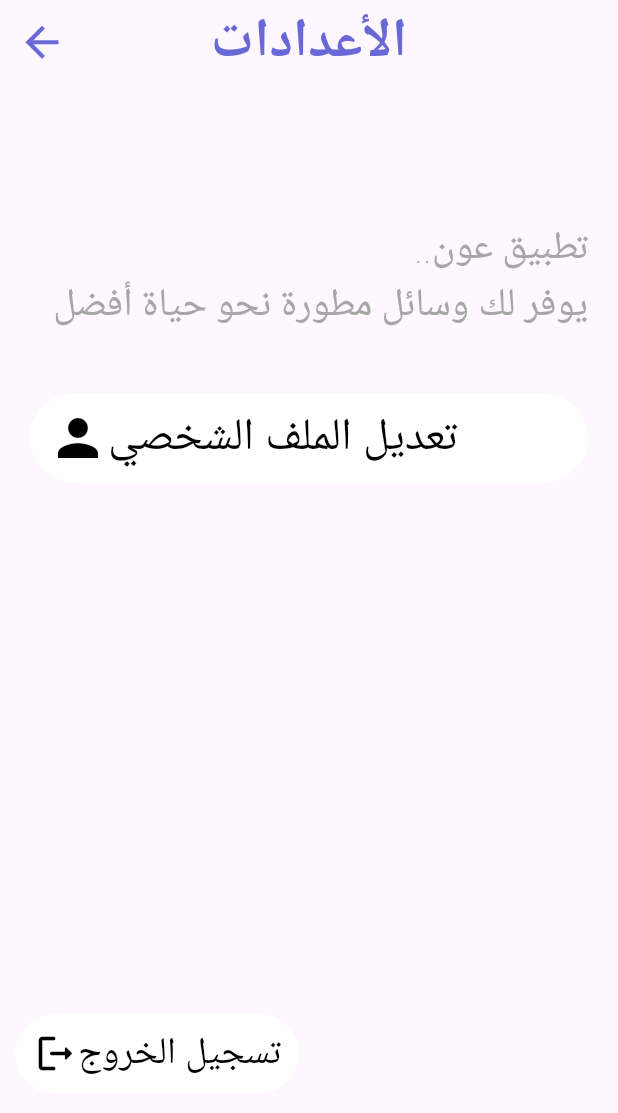
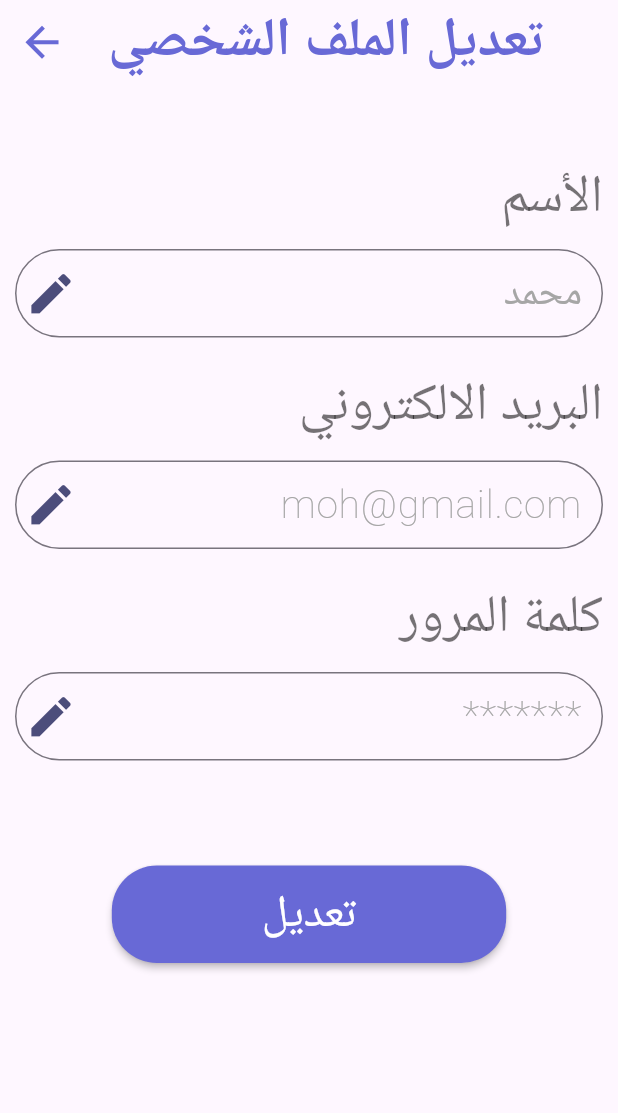
Before and after one commit to Sondosgit/aoun_2, a Flutter app: the settings screen opened by its route, after a tap on "تعديل الملف الشخصي", on a phone screen of 412 x 824 dp. Shown: the top 1113 px of the screen. Run offline on Flutter 3.47's test engine with Material 3 defaults, Android fonts, the phone set to English and light mode, and no system bars; our stand-ins replace awesome_dialog, firebase_auth, firebase_core; accounts and stored records are empty.

Commit message:
added edit page

```diff
--- /dev/null
+++ b/lib/edit.dart
@@ -0,0 +1,138 @@
+import 'package:flutter/material.dart';
+
+class Edit extends StatefulWidget {
+
+ const Edit ({super.key });
+ @override
+ State<Edit> createState() => _EditState();
+}
+class _EditState extends State<Edit> {
+  TextEditingController username = TextEditingController();
+  TextEditingController password = TextEditingController();
+  @override
+  void initState() {
+    username.text = ""; //innitail value of text field
+    password.text = "";
+    super.initState();
+  }
+  @override
+  Widget build(BuildContext context) {
+   return  Scaffold(
+          appBar: AppBar(
+           centerTitle: true,
+            iconTheme: IconThemeData(color: Color(0xFF6869D6) , size: 33 ),
+            title: Text("تعديل الملف الشخصي" ,style: TextStyle(fontSize: 36 , color: Color(0xFF6869D6) , fontWeight: FontWeight.bold) )
+        ),
+          body: SingleChildScrollView(
+            padding:EdgeInsets.symmetric( horizontal: 10) ,
+            child:Column(
+              mainAxisAlignment: MainAxisAlignment.start,
+              crossAxisAlignment: CrossAxisAlignment.end,
+              children: [
+              const SizedBox(height: 50),
+              const Row(children: [Expanded(child:
+               Text("الأسم" ,
+                textAlign:TextAlign.right  ,
+                style: TextStyle(fontSize: 35 , color: Colors.black54,fontWeight: FontWeight.w100))),],),
+              const SizedBox(height: 10),
+              TextField(
+                keyboardType: TextInputType.name,
+                textAlign: TextAlign.right,
+                decoration: InputDecoration(
+                  hintText: "محمد",
+                  hintStyle: TextStyle(fontSize: 26 ,color: Color(0xFFA6A6A6) ,fontWeight: FontWeight.w100),
+                  prefixIcon: Icon(Icons.edit, size: 35.0,),
+                  prefixIconColor: Color(0xFF4C4D7B),
+                  border: OutlineInputBorder(
+                    borderSide:const BorderSide(
+                      color:Color(0xFFA6A6A6),
+                      width: 2.0),
+                    borderRadius: BorderRadius.circular(70)
+                   ),
+                  isDense: true,
+                  contentPadding: EdgeInsets.all(10)
+                  ),
+                textDirection: TextDirection.rtl,
+              ),
+              const SizedBox(height: 20),
+              const Row(children: [Expanded(child:
+               Text("البريد الالكتروني" ,
+                textAlign:TextAlign.right  ,
+                style: TextStyle(fontSize: 35 , color: Colors.black54,fontWeight: FontWeight.w100))),],),
+              const SizedBox(height: 10),
+              TextField(
+                keyboardType: TextInputType.emailAddress,
+                textAlign: TextAlign.right,
+                decoration: InputDecoration(
+                  hintText: "moh@gmail.com",
+                  hintStyle: TextStyle(fontSize: 26 ,color: Color(0xFFA6A6A6) ,fontWeight: FontWeight.w100),
+                  prefixIcon: Icon(Icons.edit
+                  ,size: 35.0,),
+                  prefixIconColor: Color(0xFF4C4D7B),
+                  border: OutlineInputBorder(
+                    borderSide:const BorderSide(
+                      color:Color(0xFFA6A6A6),
+                      width: 2.0),
+                    borderRadius: BorderRadius.circular(70)
+                   ),
+                  isDense: true,
+                  contentPadding: EdgeInsets.all(10)
+                  ),
+                textDirection: TextDirection.rtl,
+              ),
+              const SizedBox(height: 20),
+              const Row(children: [Expanded(child:
+               Text("كلمة المرور",
+                textAlign:TextAlign.right  ,
+                style: TextStyle(fontSize: 35 , color: Colors.black54,fontWeight: FontWeight.w100))),],),
+              const SizedBox(height: 10),
+              TextField(
+                obscureText: true,
+                textAlign: TextAlign.right,
+                decoration: InputDecoration(
+                  hintText: "*******",
+                  hintStyle: TextStyle(fontSize: 26,color: Color(0xFFA6A6A6) ,fontWeight: FontWeight.w100),
+                  prefixIcon: Icon(Icons.edit
+                  ,size: 35.0,),
+                  prefixIconColor: Color(0xFF4C4D7B),
+                  border: OutlineInputBorder(
+                    borderSide:const BorderSide(
+                      color:Color(0xFFA6A6A6),
+                      width: 2.0),
+                    borderRadius: BorderRadius.circular(70)
+                   ),
+                  isDense: true,
+                  contentPadding: EdgeInsets.all(10)
+                  ),
+                textDirection:TextDirection.rtl,
+              ),
+              const SizedBox(height: 70),
+              Align(
+                alignment: Alignment.center,
+                child: MaterialButton(
+                  onPressed: () {
+
+                  },
+                  color: Color(0xFF6869D6),
+                  textColor: Colors.white,
+                  padding: const EdgeInsets.symmetric(
+                    vertical: 11,
+                    horizontal: 100,
+                  ),
+                  shape: RoundedRectangleBorder(
+                    borderRadius: BorderRadius.circular(30),
+                  ),
+                  child:const Text(
+                    'تعديل',
+                    style: TextStyle(
+                      fontSize: 30,
+                    ),
+                  ),
+                ),
+              ),
+      ],
+     )
+    )
+   );
+  }
+}
--- a/lib/main.dart
+++ b/lib/main.dart
@@ -72,6 +72,7 @@ class _MyAppState extends State<MyApp> {
 
 
 
+
       },
 
 
--- a/lib/settings.dart
+++ b/lib/settings.dart
@@ -2,7 +2,7 @@
 
 import 'package:firebase_auth/firebase_auth.dart';
 import 'package:flutter/material.dart';
-
+import 'package:hello_world/edit.dart';
 class settings extends StatefulWidget {
   const settings({Key? key}) : super(key: key);
 
@@ -18,80 +18,82 @@ class _settingsState extends State<settings> {
      return Scaffold(
         appBar: AppBar(
             centerTitle: true,
-        iconTheme: IconThemeData(color: Color(0xFF6869D6) , size: 33 ),
-        title: Text("الأعدادات" ,style: TextStyle(fontSize: 36 , color: Color(0xFF6869D6) , fontWeight: FontWeight.bold) )
-        ),
+            iconTheme: IconThemeData(color: Color(0xFF6869D6), size: 33),
+            title: Text("الأعدادات",
+                style: TextStyle(
+                    fontSize: 36,
+                    color: Color(0xFF6869D6),
+                    fontWeight: FontWeight.bold))),
         body: Container(
-
-        margin: EdgeInsets.symmetric(vertical : 10 , horizontal: 10),
-        child : ListView(
-        children: [
-          Expanded(
-            flex: 1,
-            child: Container(
+            margin: EdgeInsets.symmetric(vertical: 10, horizontal: 10),
+            child: Column(children: [
+              Container(
                   width: 500,
                   height: 450,
-        //color: Colors.lightBlue,
-        margin: EdgeInsets.symmetric(vertical : 80 , horizontal: 10),
-        child : Column(
+                  margin: EdgeInsets.symmetric(vertical: 80, horizontal: 10),
+                  child: Column(
                     crossAxisAlignment: CrossAxisAlignment.end,
-          children: [ const
-          Text("..تطبيق عون \n يوفر لك وسائل مطورة نحو حياة أفضل" ,
-             textAlign:TextAlign.right  ,
+                    children: [
+                      const Text(
+                          "..تطبيق عون \n يوفر لك وسائل مطورة نحو حياة أفضل",
+                          textAlign: TextAlign.right,
                           style: TextStyle(
-              fontSize: 26 ,
+                              fontSize: 26,
                               color: Color(0xFFA6A6A6),
-              fontWeight: FontWeight.w100)
+                              fontWeight: FontWeight.w100)),
+                      Container(
+                        height: 40,
                       ),
-          Container(height:40 ,),
                       TextButton(
                         onPressed: () {
-              //Navigator.of(context).push(MaterialPageRoute
-                   // (builder: (context) => Edit()));
+                          Navigator.of(context).push(
+                              MaterialPageRoute(builder: (context) => Edit()));
                         },
                         style: ElevatedButton.styleFrom(
-                primary: Colors.white, ),
-            child: const Row(
-
-               children: [
-                Icon(Icons.person,
-                size: 40.0,
-                color: Colors.black,),
-               Text('تعديل الملف الشخصي' , style: TextStyle(color: Colors.black , fontSize:30 ),), // <-- Text
-               SizedBox( width: 4,),
-               ],),)
-          ],),),
+                          primary: Colors.white,
                         ),
-          Expanded(
-            flex: 1,
-
-            child: Row(
-            children: [TextButton(
-
-            onPressed: () async {
-              await FirebaseAuth.instance.signOut();
-              Navigator.of(context).pushNamedAndRemoveUntil("logIn", (route) => false);
-
-
-
-
-            },
-            style: ElevatedButton.styleFrom(
-                primary: Colors.white, ),
                         child: const Row(
                           mainAxisAlignment: MainAxisAlignment.end,
                           mainAxisSize: MainAxisSize.min,
                           children: [
-                Icon(Icons.logout_rounded,
+                            Text(
+                              'تعديل الملف الشخصي',
+                              textAlign: TextAlign.right,
+                              style:
+                                  TextStyle(color: Colors.black, fontSize: 30),
+                            ), // <-- Text
+                            SizedBox(
+                              width: 4,
+                            ),
+                            Icon(
+                              Icons.person,
+                              size: 40.0,
+                              color: Colors.black,
+                            ),
+                          ],
+                        ),
+                      )
+                    ],
+                  )),
+              Expanded(
+                  child: Align(
+                alignment: Alignment.bottomRight,
+                child: ElevatedButton(
+                  onPressed: () {},
+                  style: ElevatedButton.styleFrom(
+                    primary: Colors.white,
+                  ),
+                  child: Row(mainAxisSize: MainAxisSize.min, children: const [
+                    Text('تسجيل الخروج',
+                        style: TextStyle(color: Colors.black, fontSize: 25)),
+                    Icon(
+                      Icons.logout_rounded,
+                      color: Colors.black,
                       size: 30.0,
-                color: Colors.black,),
-               Text("تسجيل الخروج", style: TextStyle(color: Colors.black , fontSize:25 ),), // <-- Text
-
-               ],),)
-              //TextButton.icon(onPressed: (){}, label: Text("تسجيل الخروج" , ) , icon: Icon(Icons.power_settings_new_outlined), )
-            ],
+                    ),
+                  ]),
+                ),
               ))
-      ]))
-    );
+            ])));
   }
 }
```
Lines whose indentation alone changed are shown as unchanged.
